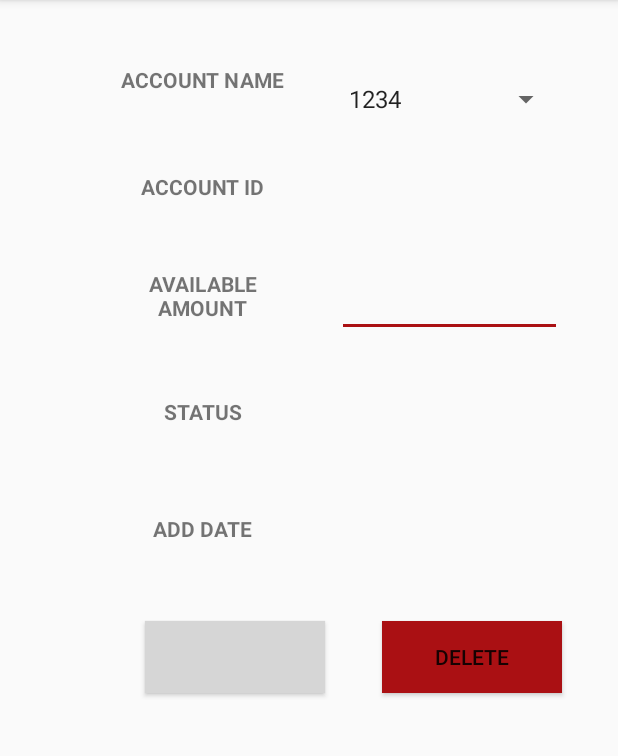
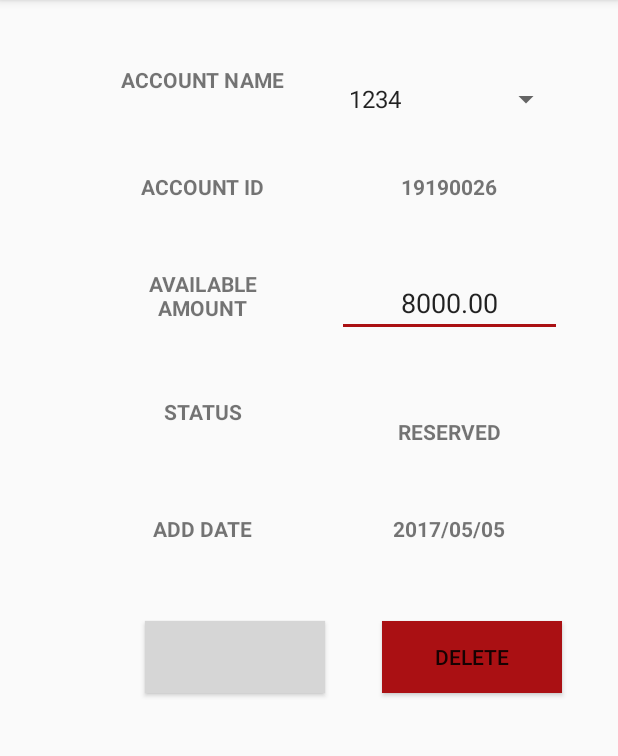
Before and after one commit to harith97/FamilyWallet, an Android app: the accDetail screen opened directly, with no data from a screen before it, on a phone screen of 412 x 824 dp, the part 84-840 px from its top. Run offline under Robolectric (Android 15) with nearby library versions, the phone set to English and light mode, and no system bars; grey boxes are pictures that could not be loaded.

Commit message:
patch 12 fix 1

```diff
--- a/app/src/main/res/layout/acc_detail.xml
+++ b/app/src/main/res/layout/acc_detail.xml
@@ -11,15 +11,16 @@
         android:id="@+id/accId"
         android:layout_width="116dp"
         android:layout_height="45dp"
-        android:layout_x="40dp"
-        android:layout_y="174dp"
-        android:textAlignment="center"
-        android:textAllCaps="true"
-        android:textStyle="bold"
         android:layout_alignBaseline="@+id/textView7"
         android:layout_alignBottom="@+id/textView7"
         android:layout_alignEnd="@+id/spinner"
-        android:layout_alignStart="@+id/spinner"/>
+        android:layout_alignStart="@+id/spinner"
+        android:layout_x="40dp"
+        android:layout_y="174dp"
+        android:text="19190026"
+        android:textAlignment="center"
+        android:textAllCaps="true"
+        android:textStyle="bold"/>
 
     <TextView
         android:id="@+id/textView7"
@@ -82,29 +83,31 @@
         android:id="@+id/accStat"
         android:layout_width="116dp"
         android:layout_height="45dp"
+        android:layout_alignEnd="@+id/accAmount"
+        android:layout_alignStart="@+id/accAmount"
+        android:layout_alignTop="@+id/textView11"
+        android:layout_marginTop="13dp"
         android:layout_x="187dp"
         android:layout_y="48dp"
+        android:text="Reserved"
         android:textAlignment="center"
         android:textAllCaps="true"
-        android:textStyle="bold"
-        android:layout_marginTop="13dp"
-        android:layout_alignTop="@+id/textView11"
-        android:layout_alignStart="@+id/accAmount"
-        android:layout_alignEnd="@+id/accAmount"/>
+        android:textStyle="bold"/>
 
     <TextView
         android:id="@+id/accDate"
         android:layout_width="116dp"
         android:layout_height="45dp"
+        android:layout_alignEnd="@+id/accAmount"
+        android:layout_alignStart="@+id/accStat"
+        android:layout_below="@+id/accStat"
+        android:layout_marginTop="19dp"
         android:layout_x="188dp"
         android:layout_y="116dp"
+        android:text="2017/05/05"
         android:textAlignment="center"
         android:textAllCaps="true"
-        android:textStyle="bold"
-        android:layout_marginTop="19dp"
-        android:layout_below="@+id/accStat"
-        android:layout_alignStart="@+id/accStat"
-        android:layout_alignEnd="@+id/accAmount"/>
+        android:textStyle="bold"/>
 
     <Button
         android:id="@+id/btnDel"
@@ -144,7 +147,9 @@
         android:layout_alignEnd="@+id/accId"
         android:layout_alignStart="@+id/accId"
         android:ems="10"
-        android:inputType="number"/>
+        android:inputType="number"
+        android:text="8000.00"
+        android:textAlignment="center"/>
 
     <Button
         android:id="@+id/btnUpdate"
--- a/app/src/main/res/layout/activity_forecast.xml
+++ b/app/src/main/res/layout/activity_forecast.xml
@@ -28,11 +28,11 @@
 
     <TextView
         android:id="@+id/viAvg1"
-        android:layout_width="166dp"
+        android:layout_width="164dp"
         android:layout_height="69dp"
-        android:layout_x="187dp"
+        android:layout_x="189dp"
         android:layout_y="413dp"
-        android:text="TextView"
+        android:text="8000.00"
         android:textAlignment="center"
         android:textAllCaps="true"
         android:textStyle="bold"/>
```
Also changed, not shown: app/src/main/res/layout/budget_track.xml (+13 -11 lines).
